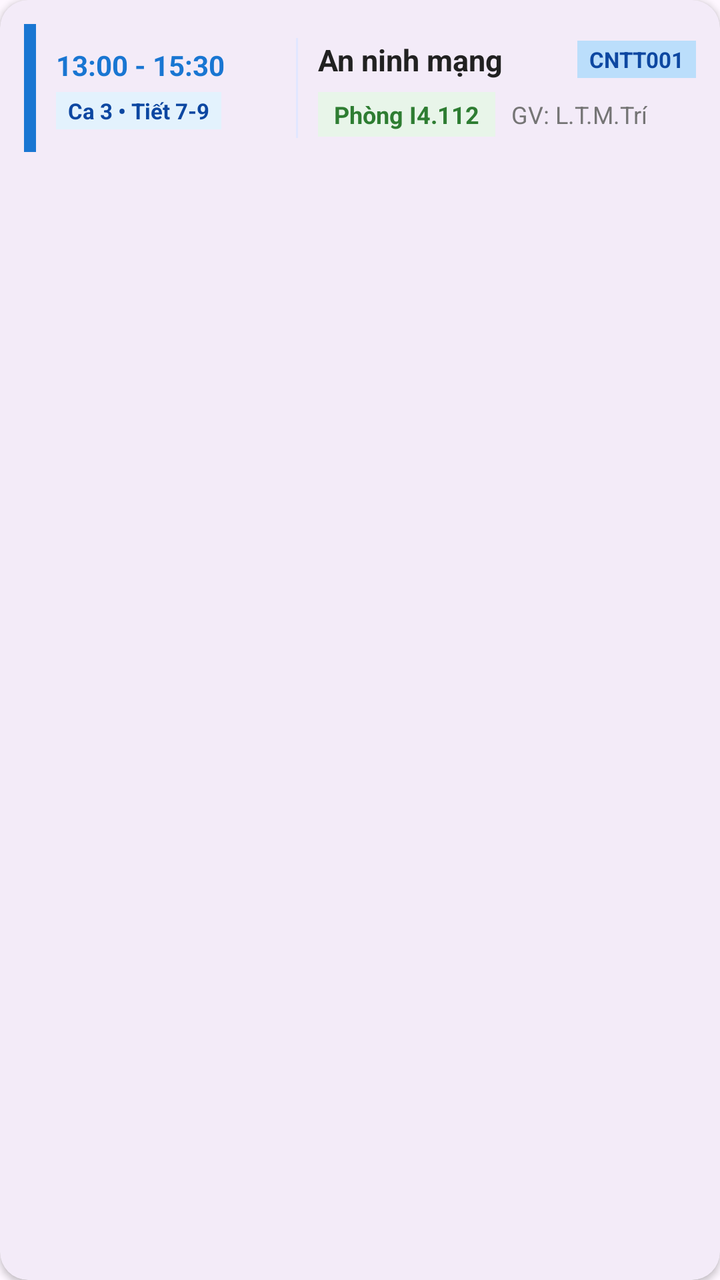
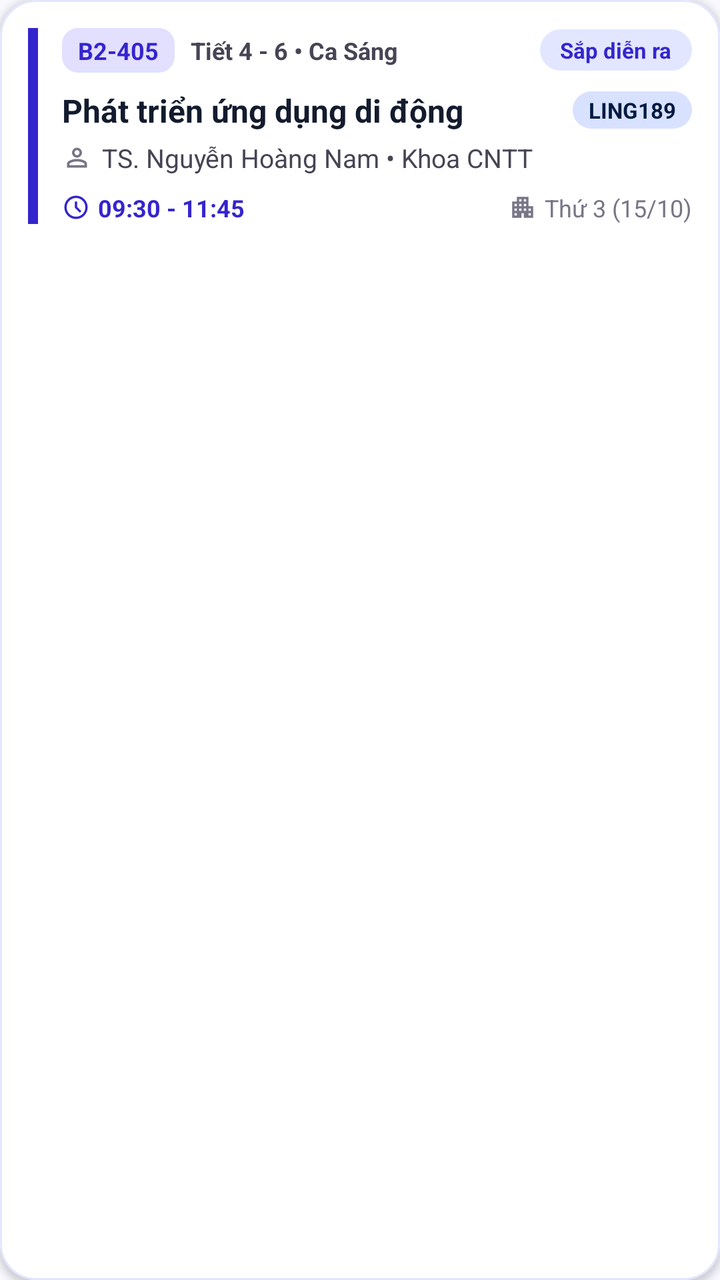

Two renders of the same Android screen: before a commit and after it. Below are the layout's source before the change and the commit's diff.
<!-- AndroidManifest.xml: application theme Theme.Schedule_TDMU -->
<!-- res/layout/item_lich_hoc.xml -->
<?xml version="1.0" encoding="utf-8"?>
<com.google.android.material.card.MaterialCardView xmlns:android="http://schemas.android.com/apk/res/android"
    xmlns:app="http://schemas.android.com/apk/res-auto"
    android:id="@+id/card_item_lich"
    android:layout_width="match_parent"
    android:layout_height="wrap_content"
    android:layout_marginHorizontal="12dp"
    android:layout_marginVertical="6dp"
    app:cardCornerRadius="14dp"
    app:cardElevation="2dp"
    app:strokeColor="@color/primary"
    app:strokeWidth="0dp">

    <LinearLayout
        android:layout_width="match_parent"
        android:layout_height="wrap_content"
        android:gravity="center_vertical"
        android:orientation="horizontal"
        android:padding="12dp">

        
        <View
            android:id="@+id/view_color_strip"
            android:layout_width="6dp"
            android:layout_height="64dp"
            android:background="@color/primary" />

        
        <CheckBox
            android:id="@+id/cb_select"
            android:layout_width="wrap_content"
            android:layout_height="wrap_content"
            android:layout_marginStart="6dp"
            android:clickable="false"
            android:focusable="false"
            android:visibility="gone" />

        
        <LinearLayout
            android:layout_width="110dp"
            android:layout_height="wrap_content"
            android:layout_marginStart="10dp"
            android:orientation="vertical">

            <TextView
                android:id="@+id/tv_tiet_hoc"
                android:layout_width="wrap_content"
                android:layout_height="wrap_content"
                android:text="13:00 - 15:30"
                android:textColor="@color/primary"
                android:textSize="14sp"
                android:textStyle="bold" />

            <TextView
                android:id="@+id/tv_buoi_ca_badge"
                android:layout_width="wrap_content"
                android:layout_height="wrap_content"
                android:layout_marginTop="4dp"
                android:background="@color/card_bg_blue"
                android:paddingHorizontal="6dp"
                android:paddingVertical="2dp"
                android:text="Ca 3 • Tiết 7-9"
                android:textColor="@color/primary_dark"
                android:textSize="11sp"
                android:textStyle="bold" />

            <TextView
                android:id="@+id/tv_status_badge"
                android:layout_width="wrap_content"
                android:layout_height="wrap_content"
                android:layout_marginTop="4dp"
                android:background="@color/primary"
                android:paddingHorizontal="6dp"
                android:paddingVertical="2dp"
                android:text="Sắp diễn ra"
                android:textColor="@color/white"
                android:textSize="10sp"
                android:textStyle="bold"
                android:visibility="gone" />
        </LinearLayout>

        
        <View
            android:layout_width="1dp"
            android:layout_height="50dp"
            android:layout_marginHorizontal="10dp"
            android:background="@color/surface_container_high" />

        
        <LinearLayout
            android:layout_width="0dp"
            android:layout_height="wrap_content"
            android:layout_weight="1"
            android:orientation="vertical">

            <LinearLayout
                android:layout_width="match_parent"
                android:layout_height="wrap_content"
                android:gravity="center_vertical"
                android:orientation="horizontal">

                <TextView
                    android:id="@+id/tv_ten_mon"
                    android:layout_width="0dp"
                    android:layout_height="wrap_content"
                    android:layout_weight="1"
                    android:text="An ninh mạng"
                    android:textColor="@color/text_primary"
                    android:textSize="15sp"
                    android:textStyle="bold" />

                <TextView
                    android:id="@+id/tv_ma_mon"
                    android:layout_width="wrap_content"
                    android:layout_height="wrap_content"
                    android:background="@color/primary_light"
                    android:paddingHorizontal="6dp"
                    android:paddingVertical="2dp"
                    android:text="CNTT001"
                    android:textColor="@color/primary_dark"
                    android:textSize="11sp"
                    android:textStyle="bold" />
            </LinearLayout>

            <LinearLayout
                android:layout_width="match_parent"
                android:layout_height="wrap_content"
                android:layout_marginTop="6dp"
                android:gravity="center_vertical"
                android:orientation="horizontal">

                
                <TextView
                    android:id="@+id/tv_phong_badge"
                    android:layout_width="wrap_content"
                    android:layout_height="wrap_content"
                    android:background="@color/card_bg_green"
                    android:paddingHorizontal="8dp"
                    android:paddingVertical="3dp"
                    android:text="Phòng I4.112"
                    android:textColor="#2E7D32"
                    android:textSize="12sp"
                    android:textStyle="bold" />

                <TextView
                    android:id="@+id/tv_giang_vien"
                    android:layout_width="wrap_content"
                    android:layout_height="wrap_content"
                    android:layout_marginStart="8dp"
                    android:text="GV: L.T.M.Trí"
                    android:textColor="@color/text_secondary"
                    android:textSize="12sp" />
            </LinearLayout>

            <TextView
                android:id="@+id/tv_thu"
                android:layout_width="wrap_content"
                android:layout_height="wrap_content"
                android:layout_marginTop="4dp"
                android:text="Thứ 2 (19/10)"
                android:textColor="@color/text_secondary"
                android:textSize="11sp"
                android:visibility="gone" />
        </LinearLayout>
    </LinearLayout>
</com.google.android.material.card.MaterialCardView>
<!-- resources referenced by this layout -->
<resources>
  <color name="card_bg_blue">#E3F2FD</color>
  <color name="card_bg_green">#E8F5E9</color>
  <color name="primary">#1976D2</color>
  <color name="primary_dark">#0D47A1</color>
  <color name="primary_light">#BBDEFB</color>
  <color name="text_primary">#212121</color>
  <color name="text_secondary">#757575</color>
  <color name="white">#FFFFFFFF</color>
  <style name="Base.Theme.Schedule_TDMU" parent="Theme.Material3.DayNight.NoActionBar">
          
          
      </style>
  <!-- unchanged entries left out for length: 2 -->
</resources>

<!-- the commit's change to res/layout/item_lich_hoc.xml (unified diff, before → after) -->
@@ -4,25 +4,25 @@
     android:id="@+id/card_item_lich"
     android:layout_width="match_parent"
     android:layout_height="wrap_content"
-    android:layout_marginHorizontal="12dp"
     android:layout_marginVertical="6dp"
-    app:cardCornerRadius="14dp"
+    app:cardBackgroundColor="@color/surface_container_lowest"
+    app:cardCornerRadius="18dp"
     app:cardElevation="2dp"
-    app:strokeColor="@color/primary"
-    app:strokeWidth="0dp">
+    app:strokeColor="@color/surface_container_high"
+    app:strokeWidth="1dp">
 
     <LinearLayout
         android:layout_width="match_parent"
         android:layout_height="wrap_content"
         android:gravity="center_vertical"
         android:orientation="horizontal"
-        android:padding="12dp">
+        android:padding="14dp">
 
         
         <View
             android:id="@+id/view_color_strip"
-            android:layout_width="6dp"
-            android:layout_height="64dp"
+            android:layout_width="5dp"
+            android:layout_height="match_parent"
             android:background="@color/primary" />
 
         
@@ -37,65 +37,60 @@
 
         
         <LinearLayout
-            android:layout_width="110dp"
-            android:layout_height="wrap_content"
-            android:layout_marginStart="10dp"
-            android:orientation="vertical">
-
-            <TextView
-                android:id="@+id/tv_tiet_hoc"
-                android:layout_width="wrap_content"
-                android:layout_height="wrap_content"
-                android:text="13:00 - 15:30"
-                android:textColor="@color/primary"
-                android:textSize="14sp"
-                android:textStyle="bold" />
-
-            <TextView
-                android:id="@+id/tv_buoi_ca_badge"
-                android:layout_width="wrap_content"
-                android:layout_height="wrap_content"
-                android:layout_marginTop="4dp"
-                android:background="@color/card_bg_blue"
-                android:paddingHorizontal="6dp"
-                android:paddingVertical="2dp"
-                android:text="Ca 3 • Tiết 7-9"
-                android:textColor="@color/primary_dark"
-                android:textSize="11sp"
-                android:textStyle="bold" />
-
-            <TextView
-                android:id="@+id/tv_status_badge"
-                android:layout_width="wrap_content"
-                android:layout_height="wrap_content"
-                android:layout_marginTop="4dp"
-                android:background="@color/primary"
-                android:paddingHorizontal="6dp"
-                android:paddingVertical="2dp"
-                android:text="Sắp diễn ra"
-                android:textColor="@color/white"
-                android:textSize="10sp"
-                android:textStyle="bold"
-                android:visibility="gone" />
-        </LinearLayout>
-
-        
-        <View
-            android:layout_width="1dp"
-            android:layout_height="50dp"
-            android:layout_marginHorizontal="10dp"
-            android:background="@color/surface_container_high" />
-
-        
-        <LinearLayout
             android:layout_width="0dp"
             android:layout_height="wrap_content"
+            android:layout_marginStart="12dp"
             android:layout_weight="1"
             android:orientation="vertical">
 
+            
             <LinearLayout
                 android:layout_width="match_parent"
                 android:layout_height="wrap_content"
+                android:gravity="center_vertical"
+                android:orientation="horizontal">
+
+                <TextView
+                    android:id="@+id/tv_phong_badge"
+                    android:layout_width="wrap_content"
+                    android:layout_height="wrap_content"
+                    android:background="@drawable/bg_badge_primary_fixed"
+                    android:paddingHorizontal="8dp"
+                    android:paddingVertical="3dp"
+                    android:text="B2-405"
+                    android:textColor="@color/primary"
+                    android:textSize="12sp"
+                    android:textStyle="bold" />
+
+                <TextView
+                    android:id="@+id/tv_buoi_ca_badge"
+                    android:layout_width="0dp"
+                    android:layout_height="wrap_content"
+                    android:layout_marginStart="8dp"
+                    android:layout_weight="1"
+                    android:text="Tiết 4 - 6 • Ca Sáng"
+                    android:textColor="@color/text_secondary"
+                    android:textSize="12sp"
+                    android:textStyle="bold" />
+
+                <TextView
+                    android:id="@+id/tv_status_badge"
+                    android:layout_width="wrap_content"
+                    android:layout_height="wrap_content"
+                    android:background="@drawable/bg_pill_surface_high"
+                    android:paddingHorizontal="10dp"
+                    android:paddingVertical="3dp"
+                    android:text="Sắp diễn ra"
+                    android:textColor="@color/primary"
+                    android:textSize="11sp"
+                    android:textStyle="bold" />
+            </LinearLayout>
+
+            
+            <LinearLayout
+                android:layout_width="match_parent"
+                android:layout_height="wrap_content"
+                android:layout_marginTop="8dp"
                 android:gravity="center_vertical"
                 android:orientation="horizontal">
 
@@ -104,63 +99,96 @@
                     android:layout_width="0dp"
                     android:layout_height="wrap_content"
                     android:layout_weight="1"
-                    android:text="An ninh mạng"
+                    android:text="Phát triển ứng dụng di động"
                     android:textColor="@color/text_primary"
-                    android:textSize="15sp"
+                    android:textSize="16sp"
                     android:textStyle="bold" />
 
                 <TextView
                     android:id="@+id/tv_ma_mon"
                     android:layout_width="wrap_content"
                     android:layout_height="wrap_content"
-                    android:background="@color/primary_light"
-                    android:paddingHorizontal="6dp"
+                    android:layout_marginStart="8dp"
+                    android:background="@drawable/bg_pill_secondary"
+                    android:paddingHorizontal="8dp"
                     android:paddingVertical="2dp"
-                    android:text="CNTT001"
-                    android:textColor="@color/primary_dark"
+                    android:text="LING189"
+                    android:textColor="@color/on_secondary_fixed"
                     android:textSize="11sp"
                     android:textStyle="bold" />
             </LinearLayout>
 
+            
             <LinearLayout
                 android:layout_width="match_parent"
                 android:layout_height="wrap_content"
-                android:layout_marginTop="6dp"
+                android:layout_marginTop="4dp"
                 android:gravity="center_vertical"
                 android:orientation="horizontal">
 
-                
-                <TextView
-                    android:id="@+id/tv_phong_badge"
-                    android:layout_width="wrap_content"
-                    android:layout_height="wrap_content"
-                    android:background="@color/card_bg_green"
-                    android:paddingHorizontal="8dp"
-                    android:paddingVertical="3dp"
-                    android:text="Phòng I4.112"
-                    android:textColor="#2E7D32"
-                    android:textSize="12sp"
-                    android:textStyle="bold" />
+                <ImageView
+                    android:layout_width="15dp"
+                    android:layout_height="15dp"
+                    android:contentDescription="Giảng viên"
+                    android:src="@drawable/ic_person"
+                    app:tint="@color/text_muted" />
 
                 <TextView
                     android:id="@+id/tv_giang_vien"
                     android:layout_width="wrap_content"
                     android:layout_height="wrap_content"
-                    android:layout_marginStart="8dp"
-                    android:text="GV: L.T.M.Trí"
+                    android:layout_marginStart="5dp"
+                    android:text="TS. Nguyễn Hoàng Nam • Khoa CNTT"
                     android:textColor="@color/text_secondary"
+                    android:textSize="13sp" />
+            </LinearLayout>
+
+            
+            <LinearLayout
+                android:layout_width="match_parent"
+                android:layout_height="wrap_content"
+                android:layout_marginTop="8dp"
+                android:gravity="center_vertical"
+                android:orientation="horizontal">
+
+                <ImageView
+                    android:layout_width="14dp"
+                    android:layout_height="14dp"
+                    android:contentDescription="Giờ học"
+                    android:src="@drawable/ic_schedule"
+                    app:tint="@color/primary" />
+
+                <TextView
+                    android:id="@+id/tv_tiet_hoc"
+                    android:layout_width="wrap_content"
+                    android:layout_height="wrap_content"
+                    android:layout_marginStart="4dp"
+                    android:text="09:30 - 11:45"
+                    android:textColor="@color/primary"
+                    android:textSize="12sp"
+                    android:textStyle="bold" />
+
+                <View
+                    android:layout_width="0dp"
+                    android:layout_height="1dp"
+                    android:layout_weight="1" />
+
+                <ImageView
+                    android:layout_width="14dp"
+                    android:layout_height="14dp"
+                    android:contentDescription="Ngày học"
+                    android:src="@drawable/ic_apartment"
+                    app:tint="@color/text_muted" />
+
+                <TextView
+                    android:id="@+id/tv_thu"
+                    android:layout_width="wrap_content"
+                    android:layout_height="wrap_content"
+                    android:layout_marginStart="4dp"
+                    android:text="Thứ 3 (15/10)"
+                    android:textColor="@color/text_muted"
                     android:textSize="12sp" />
             </LinearLayout>
-
-            <TextView
-                android:id="@+id/tv_thu"
-                android:layout_width="wrap_content"
-                android:layout_height="wrap_content"
-                android:layout_marginTop="4dp"
-                android:text="Thứ 2 (19/10)"
-                android:textColor="@color/text_secondary"
-                android:textSize="11sp"
-                android:visibility="gone" />
         </LinearLayout>
     </LinearLayout>
 </com.google.android.material.card.MaterialCardView>
<!-- resource entries referenced after the edit -->
@@ -1,17 +1,82 @@
 <!-- resources referenced by this layout -->
 <resources>
-  <color name="card_bg_blue">#E3F2FD</color>
-  <color name="card_bg_green">#E8F5E9</color>
-  <color name="primary">#1976D2</color>
-  <color name="primary_dark">#0D47A1</color>
-  <color name="primary_light">#BBDEFB</color>
-  <color name="text_primary">#212121</color>
-  <color name="text_secondary">#757575</color>
-  <color name="white">#FFFFFFFF</color>
-  <style name="Base.Theme.Schedule_TDMU" parent="Theme.Material3.DayNight.NoActionBar">
-          
-          
+  <color name="on_secondary_fixed">#001A42</color>
+  <color name="primary">#3525CD</color>
+  <color name="surface_container_lowest">#FFFFFF</color>
+  <color name="text_muted">#777587</color>
+  <color name="text_primary">#131B2E</color>
+  <color name="text_secondary">#464555</color>
+  <!-- drawable bg_badge_primary_fixed (drawable) -->
+  <?xml version="1.0" encoding="utf-8"?>
+  <shape xmlns:android="http://schemas.android.com/apk/res/android"
+      android:shape="rectangle">
+      <solid android:color="@color/primary_fixed" />
+      <corners android:radius="8dp" />
+  </shape>
+  <!-- drawable bg_pill_secondary (drawable) -->
+  <?xml version="1.0" encoding="utf-8"?>
+  <shape xmlns:android="http://schemas.android.com/apk/res/android"
+      android:shape="rectangle">
+      <solid android:color="@color/secondary_fixed" />
+      <corners android:radius="999dp" />
+  </shape>
+  <!-- drawable bg_pill_surface_high (drawable) -->
+  <?xml version="1.0" encoding="utf-8"?>
+  <shape xmlns:android="http://schemas.android.com/apk/res/android"
+      android:shape="rectangle">
+      <solid android:color="@color/surface_container_high" />
+      <corners android:radius="999dp" />
+  </shape>
+  <!-- drawable ic_apartment (drawable) -->
+  <?xml version="1.0" encoding="utf-8"?>
+  <vector xmlns:android="http://schemas.android.com/apk/res/android"
+      android:width="24dp"
+      android:height="24dp"
+      android:viewportWidth="960"
+      android:viewportHeight="960">
+      <group android:translateX="0" android:translateY="960">
+          <path android:fillColor="#FF000000" android:pathData="M120-120v-560h160v-160h400v320h160v400H520v-160h-80v160H120Zm80-80h80v-80h-80v80Zm0-160h80v-80h-80v80Zm0-160h80v-80h-80v80Zm160 160h80v-80h-80v80Zm0-160h80v-80h-80v80Zm0-160h80v-80h-80v80Zm160 320h80v-80h-80v80Zm0-160h80v-80h-80v80Zm0-160h80v-80h-80v80Zm160 480h80v-80h-80v80Zm0-160h80v-80h-80v80Z" />
+      </group>
+  </vector>
+  <!-- drawable ic_person (drawable) -->
+  <?xml version="1.0" encoding="utf-8"?>
+  <vector xmlns:android="http://schemas.android.com/apk/res/android"
+      android:width="24dp"
+      android:height="24dp"
+      android:viewportWidth="960"
+      android:viewportHeight="960">
+      <group android:translateX="0" android:translateY="960">
+          <path android:fillColor="#FF000000" android:pathData="M367-527q-47-47-47-113t47-113q47-47 113-47t113 47q47 47 47 113t-47 113q-47 47-113 47t-113-47ZM160-160v-112q0-34 17.5-62.5T224-378q62-31 126-46.5T480-440q66 0 130 15.5T736-378q29 15 46.5 43.5T800-272v112H160Zm80-80h480v-32q0-11-5.5-20T700-306q-54-27-109-40.5T480-360q-56 0-111 13.5T260-306q-9 5-14.5 14t-5.5 20v32Zm296.5-343.5Q560-607 560-640t-23.5-56.5Q513-720 480-720t-56.5 23.5Q400-673 400-640t23.5 56.5Q447-560 480-560t56.5-23.5ZM480-640Zm0 400Z" />
+      </group>
+  </vector>
+  <!-- drawable ic_schedule (drawable) -->
+  <?xml version="1.0" encoding="utf-8"?>
+  <vector xmlns:android="http://schemas.android.com/apk/res/android"
+      android:width="24dp"
+      android:height="24dp"
+      android:viewportWidth="960"
+      android:viewportHeight="960">
+      <group android:translateX="0" android:translateY="960">
+          <path android:fillColor="#FF000000" android:pathData="m612-292 56-56-148-148v-184h-80v216l172 172ZM480-80q-83 0-156-31.5T197-197q-54-54-85.5-127T80-480q0-83 31.5-156T197-763q54-54 127-85.5T480-880q83 0 156 31.5T763-763q54 54 85.5 127T880-480q0 83-31.5 156T763-197q-54 54-127 85.5T480-80Zm0-400Zm0 320q133 0 226.5-93.5T800-480q0-133-93.5-226.5T480-800q-133 0-226.5 93.5T160-480q0 133 93.5 226.5T480-160Z" />
+      </group>
+  </vector>
+  <color name="primary_fixed">#E2DFFF</color>
+  <color name="secondary_fixed">#D8E2FF</color>
+  <style name="Base.Theme.Schedule_TDMU" parent="Theme.Material3.Light.NoActionBar">
+          <item name="colorPrimary">@color/primary</item>
+          <item name="colorPrimaryContainer">@color/primary_container</item>
+          <item name="colorSecondary">@color/secondary</item>
+          <item name="colorTertiary">@color/tertiary</item>
+          <item name="colorError">@color/error</item>
+          <item name="android:statusBarColor">@color/surface_container_lowest</item>
+          <item name="android:windowLightStatusBar" tools:targetApi="m">true</item>
+          <item name="android:windowBackground">@color/background</item>
       </style>
+  <color name="primary_container">#4F46E5</color>
+  <color name="secondary">#0058BE</color>
+  <color name="tertiary">#005338</color>
+  <color name="error">#BA1A1A</color>
+  <color name="background">#FAF8FF</color>
   <!-- unchanged entries left out for length: 2 -->
 </resources>
 
